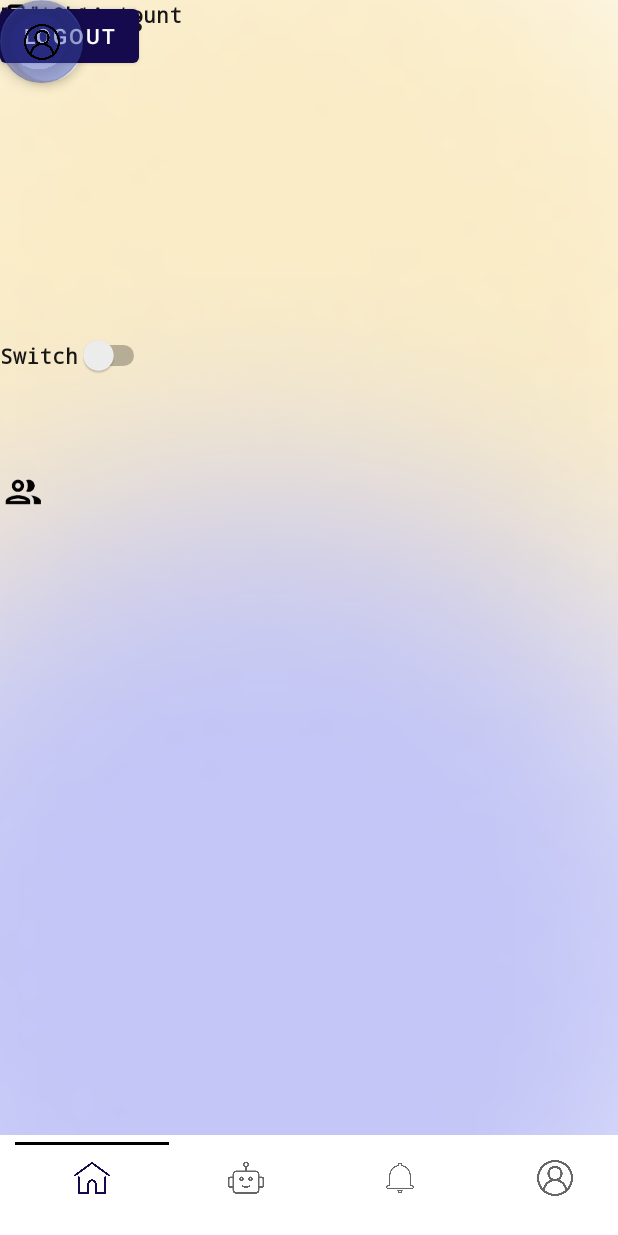
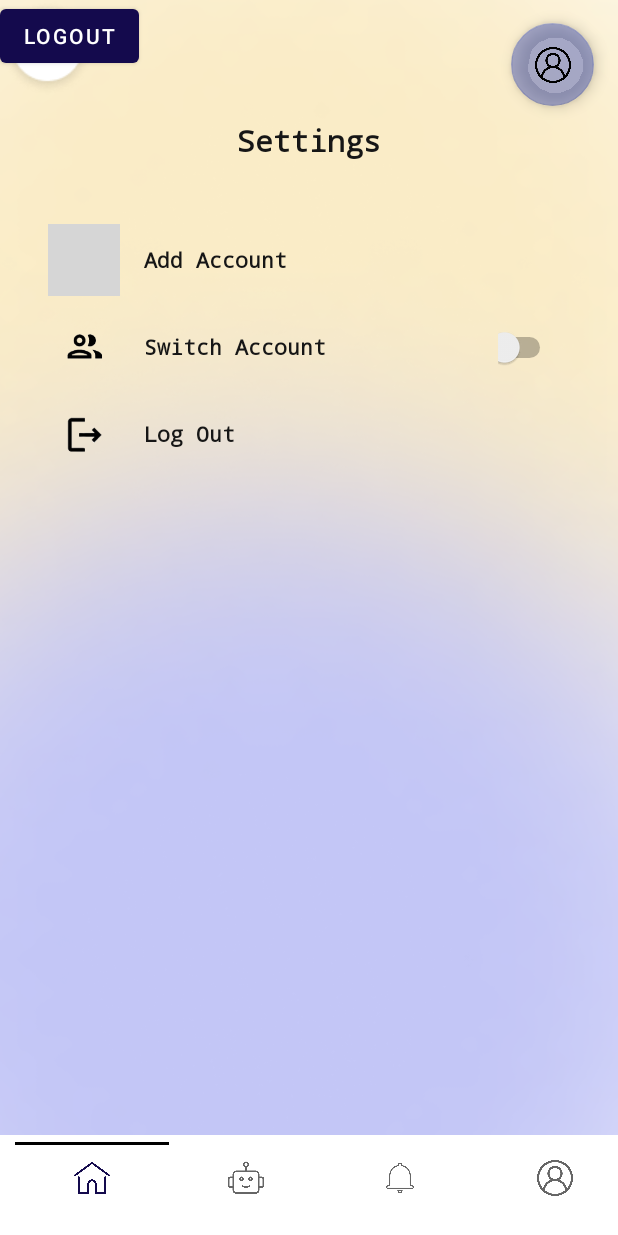
Before and after one commit to Eranda-Abewardhana/Idealize-SkillNet, an Android app: the layout activity_settings.xml on its own in the app's theme, with its tools: preview values and no code run, on a phone screen of 412 x 824 dp. Run offline under Robolectric (Android 15) with nearby library versions, the phone set to English and light mode, and no system bars; grey boxes are pictures that could not be loaded.

Commit message:
Update activity_settings.xml

```diff
--- a/app/src/main/res/layout/activity_settings.xml
+++ b/app/src/main/res/layout/activity_settings.xml
@@ -1,45 +1,167 @@
 <?xml version="1.0" encoding="utf-8"?>
-<androidx.constraintlayout.widget.ConstraintLayout xmlns:android="http://schemas.android.com/apk/res/android"
+<androidx.constraintlayout.widget.ConstraintLayout
+    xmlns:android="http://schemas.android.com/apk/res/android"
     xmlns:tools="http://schemas.android.com/tools"
     xmlns:app="http://schemas.android.com/apk/res-auto"
     android:layout_width="match_parent"
+    android:layout_height="match_parent"
     android:background="@drawable/background2"
-    android:layout_height="match_parent"
     tools:context=".Activities.MainActivity">
+
+    <!-- Back Button -->
+    <ImageView
+        android:id="@+id/imageView2"
+        android:layout_width="wrap_content"
+        android:layout_height="wrap_content"
+        app:srcCompat="@drawable/back"
+        tools:layout_editor_absoluteX="17dp"
+        tools:layout_editor_absoluteY="22dp" />
+
+
+    <!-- Logout Button -->
+    <Button
+        android:id="@+id/logout"
+        android:layout_width="wrap_content"
+        android:layout_height="wrap_content"
+        android:gravity="center"
+        android:text="logout"
+
+        tools:ignore="MissingConstraints"
+        tools:layout_editor_absoluteX="68dp"
+        tools:layout_editor_absoluteY="22dp" />
+
+    <!-- Floating Action Button -->
+    <com.google.android.material.floatingactionbutton.FloatingActionButton
+        android:id="@+id/floatingActionButton"
+        android:layout_width="55dp"
+        android:layout_height="62dp"
+        android:layout_marginTop="15dp"
+        android:layout_marginEnd="16dp"
+        android:clickable="true"
+        app:backgroundTint="#753F51B5"
+        app:layout_constraintEnd_toEndOf="parent"
+        app:layout_constraintTop_toTopOf="parent"
+        app:srcCompat="@drawable/profile" />
+
+    <!-- Settings Title -->
+    <TextView
+        android:id="@+id/textView2"
+        android:layout_width="wrap_content"
+        android:layout_height="wrap_content"
+        android:fontFamily="monospace"
+        android:text="Settings"
+        android:textAllCaps="false"
+        android:textColor="@color/lite_black"
+        android:textSize="20sp"
+        android:textStyle="bold"
+        app:layout_constraintTop_toBottomOf="@id/logout"
+        app:layout_constraintStart_toStartOf="parent"
+        app:layout_constraintEnd_toEndOf="parent"
+        android:layout_marginTop="32dp" />
+
+    <!-- LinearLayout for Account Options -->
+    <LinearLayout
+        android:id="@+id/accountOptionsLayout"
+        android:layout_width="0dp"
+        android:layout_height="wrap_content"
+        android:orientation="vertical"
+        app:layout_constraintTop_toBottomOf="@id/textView2"
+        app:layout_constraintStart_toStartOf="parent"
+        app:layout_constraintEnd_toEndOf="parent"
+        android:layout_marginTop="32dp"
+        android:layout_marginStart="32dp"
+        android:layout_marginEnd="32dp">
+
+        <!-- Add Account Row -->
+        <LinearLayout
+            android:layout_width="match_parent"
+            android:layout_height="48dp"
+            android:orientation="horizontal"
+            android:layout_marginTop="10dp"
+            android:gravity="center_vertical">
+
+            <ImageView
+                android:layout_width="48dp"
+                android:layout_height="48dp"
+                android:padding="9dp"
+                app:srcCompat="@drawable/add_account"
+                android:layout_marginEnd="16dp" />
 
             <TextView
                 android:id="@+id/textView5"
-        android:layout_width="wrap_content"
+                android:layout_width="0dp"
                 android:layout_height="wrap_content"
+                android:layout_weight="1"
                 android:fontFamily="monospace"
-        android:text="Add Acount"
+                android:text="Add Account"
                 android:textColor="@color/lite_black"
-        android:textStyle="bold"
-        tools:layout_editor_absoluteX="123dp"
-        tools:layout_editor_absoluteY="182dp" />
+                android:textStyle="bold" />
+        </LinearLayout>
+
+        <!-- Switch Account Row -->
+        <LinearLayout
+            android:layout_width="match_parent"
+            android:layout_height="48dp"
+            android:orientation="horizontal"
+            android:layout_marginTop="10dp"
+            android:gravity="center_vertical">
+
+            <ImageView
+                android:layout_width="48dp"
+                android:layout_height="48dp"
+                android:padding="9dp"
+                app:srcCompat="@drawable/switch_account"
+                android:layout_marginEnd="16dp" />
 
             <TextView
                 android:id="@+id/textView7"
-        android:layout_width="wrap_content"
+                android:layout_width="0dp"
                 android:layout_height="wrap_content"
+                android:layout_weight="1"
                 android:fontFamily="monospace"
                 android:text="Switch Account"
                 android:textColor="@color/lite_black"
-        android:textStyle="bold"
-        tools:layout_editor_absoluteX="123dp"
-        tools:layout_editor_absoluteY="227dp" />
+                android:textStyle="bold" />
+
+            <Switch
+                android:id="@+id/switch1"
+                android:layout_width="48dp"
+                android:layout_height="48dp"
+                android:padding="9dp"
+                android:layout_marginStart="16dp"
+                android:fontFamily="monospace"
+                android:textColor="@color/lite_black"
+                android:textStyle="bold" />
+        </LinearLayout>
+
+        <!-- Log Out Row -->
+        <LinearLayout
+            android:layout_width="match_parent"
+            android:layout_height="48dp"
+            android:orientation="horizontal"
+            android:layout_marginTop="10dp"
+            android:gravity="center_vertical">
+
+            <ImageView
+                android:layout_width="48dp"
+                android:layout_height="48dp"
+                android:padding="9dp"
+                app:srcCompat="@drawable/log_out"
+                android:layout_marginEnd="16dp" />
 
             <TextView
                 android:id="@+id/textView8"
-        android:layout_width="wrap_content"
+                android:layout_width="0dp"
                 android:layout_height="wrap_content"
+                android:layout_weight="1"
                 android:fontFamily="monospace"
                 android:text="Log Out"
                 android:textColor="@color/lite_black"
-        android:textStyle="bold"
-        tools:layout_editor_absoluteX="123dp"
-        tools:layout_editor_absoluteY="270dp" />
+                android:textStyle="bold" />
+        </LinearLayout>
+    </LinearLayout>
 
+    <!-- Tab Layout at the Bottom -->
     <com.google.android.material.tabs.TabLayout
         android:id="@+id/tab_layout"
         android:layout_width="match_parent"
@@ -66,7 +188,7 @@
         <com.google.android.material.tabs.TabItem
             android:layout_width="wrap_content"
             android:layout_height="wrap_content"
-            android:icon="@drawable/application"/>
+            android:icon="@drawable/application" />
 
         <com.google.android.material.tabs.TabItem
             android:layout_width="wrap_content"
@@ -74,85 +196,4 @@
             android:icon="@drawable/profile" />
     </com.google.android.material.tabs.TabLayout>
 
-    <ImageView
-        android:id="@+id/imageView2"
-        android:layout_width="wrap_content"
-        android:layout_height="wrap_content"
-        app:srcCompat="@drawable/back"
-        tools:layout_editor_absoluteX="17dp"
-        tools:layout_editor_absoluteY="22dp" />
-
-    <Button
-        android:id="@+id/logout"
-        android:layout_width="wrap_content"
-        android:layout_height="wrap_content"
-        android:gravity="center"
-        android:text="logout"
-
-        tools:ignore="MissingConstraints"
-        tools:layout_editor_absoluteX="68dp"
-        tools:layout_editor_absoluteY="22dp" />
-
-    <TextView
-        android:id="@+id/textView2"
-        android:layout_width="wrap_content"
-        android:layout_height="wrap_content"
-        android:fontFamily="monospace"
-        android:text="Settings"
-        android:textAllCaps="false"
-        android:textColor="@color/lite_black"
-        android:textSize="20dp"
-        android:textStyle="bold"
-        tools:layout_editor_absoluteX="161dp"
-        tools:layout_editor_absoluteY="86dp" />
-
-    <Switch
-        android:id="@+id/switch1"
-        android:layout_width="wrap_content"
-        android:layout_height="wrap_content"
-        android:layout_marginTop="223dp"
-        android:fontFamily="monospace"
-        android:text="Switch"
-        android:textColor="@color/lite_black"
-        android:textStyle="bold"
-        app:layout_constraintTop_toTopOf="parent"
-        tools:layout_editor_absoluteX="269dp" />
-
-    <ImageView
-        android:id="@+id/imageView4"
-        android:layout_width="30dp"
-        android:layout_height="26dp"
-        android:layout_marginEnd="13dp"
-        android:layout_marginBottom="459dp"
-        app:layout_constraintBottom_toTopOf="@+id/tab_layout"
-        app:layout_constraintEnd_toStartOf="@+id/textView5"
-        app:srcCompat="@drawable/add_account" />
-
-    <ImageView
-        android:id="@+id/imageView5"
-        android:layout_width="30dp"
-        android:layout_height="26dp"
-        android:layout_marginBottom="415dp"
-        app:layout_constraintBottom_toTopOf="@+id/tab_layout"
-        app:srcCompat="@drawable/switch_account"
-        tools:layout_editor_absoluteX="80dp" />
-
-    <ImageView
-        android:id="@+id/imageView6"
-        android:layout_width="30dp"
-        android:layout_height="26dp"
-        app:srcCompat="@drawable/log_out"
-        tools:layout_editor_absoluteX="80dp"
-        tools:layout_editor_absoluteY="263dp" />
-
-    <com.google.android.material.floatingactionbutton.FloatingActionButton
-        android:id="@+id/floatingActionButton"
-        android:layout_width="55dp"
-        android:layout_height="62dp"
-        android:clickable="true"
-        app:backgroundTint="#753F51B5"
-        app:srcCompat="@drawable/profile"
-        tools:layout_editor_absoluteX="339dp"
-        tools:layout_editor_absoluteY="16dp" />
-
 </androidx.constraintlayout.widget.ConstraintLayout>
```
Lines whose indentation alone changed are shown as unchanged.
